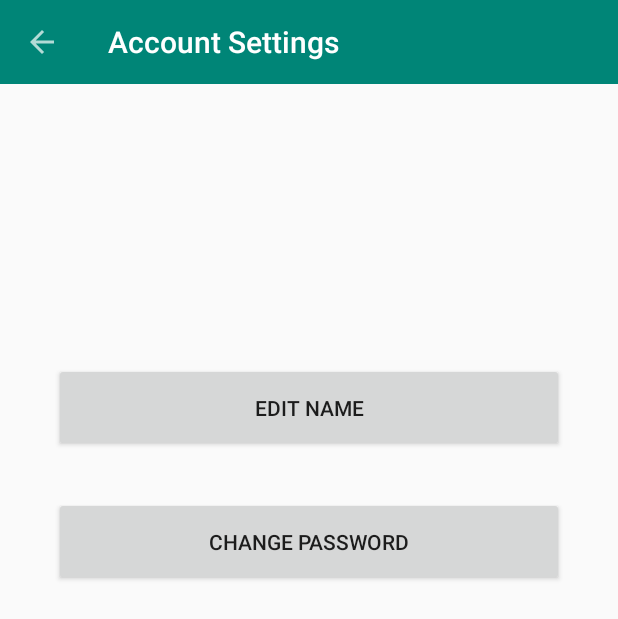
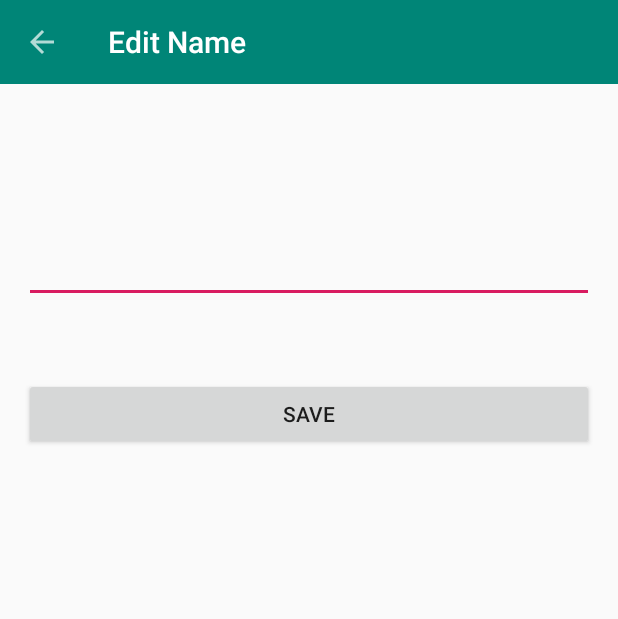
Before and after one commit to Skai2104/D3SRSAdmin, an Android app: the AccountSettingsActivity screen opened directly, with no data from a screen before it, after a tap on "EDIT NAME", on a phone screen of 412 x 824 dp. Shown: the top 619 px of the screen. Run offline under Robolectric (Android 15) with nearby library versions, the phone set to English and light mode, and no system bars; our stand-ins replace Firebase (no records; nobody signed in at launch, a user with empty details on screens opened directly).

Commit message:
Added edit name functionality

```diff
--- a/app/src/main/AndroidManifest.xml
+++ b/app/src/main/AndroidManifest.xml
@@ -15,6 +15,9 @@
         android:roundIcon="@mipmap/ic_launcher_round"
         android:supportsRtl="true"
         android:theme="@style/AppTheme">
+        <activity android:name=".EditNameActivity"></activity>
+        <activity android:name=".ChangePasswordActivity" />
+        <activity android:name=".ChangeEmailActivity" />
         <activity android:name=".UserRegistrationActivity" />
         <activity android:name=".AccountSettingsActivity" />
         <activity
--- a/app/src/main/java/com/skai2104/d3srsadmin/AccountSettingsActivity.java
+++ b/app/src/main/java/com/skai2104/d3srsadmin/AccountSettingsActivity.java
@@ -1,5 +1,6 @@
 package com.skai2104.d3srsadmin;
 
+import android.content.Intent;
 import android.support.v7.app.AppCompatActivity;
 import android.os.Bundle;
 import android.support.v7.widget.Toolbar;
@@ -7,6 +8,8 @@ import android.view.View;
 
 public class AccountSettingsActivity extends AppCompatActivity {
     private Toolbar mToolbar;
+
+    private Intent mIntent;
 
     @Override
     protected void onCreate(Bundle savedInstanceState) {
@@ -21,14 +24,24 @@ public class AccountSettingsActivity extends AppCompatActivity {
         findViewById(R.id.editNameBtn).setOnClickListener(new View.OnClickListener() {
             @Override
             public void onClick(View view) {
-                //finish();
+                mIntent = new Intent(AccountSettingsActivity.this, EditNameActivity.class);
+                startActivity(mIntent);
+            }
+        });
+
+        findViewById(R.id.changeEmailBtn).setOnClickListener(new View.OnClickListener() {
+            @Override
+            public void onClick(View view) {
+                mIntent = new Intent(AccountSettingsActivity.this, ChangeEmailActivity.class);
+                startActivity(mIntent);
             }
         });
 
         findViewById(R.id.changePasswordBtn).setOnClickListener(new View.OnClickListener() {
             @Override
             public void onClick(View view) {
-
+                mIntent = new Intent(AccountSettingsActivity.this, ChangePasswordActivity.class);
+                startActivity(mIntent);
             }
         });
     }
--- /dev/null
+++ b/app/src/main/java/com/skai2104/d3srsadmin/EditNameActivity.java
@@ -0,0 +1,96 @@
+package com.skai2104.d3srsadmin;
+
+import android.support.annotation.NonNull;
+import android.support.v7.app.AppCompatActivity;
+import android.os.Bundle;
+import android.support.v7.widget.Toolbar;
+import android.view.View;
+import android.widget.EditText;
+import android.widget.Toast;
+
+import com.google.android.gms.tasks.OnCompleteListener;
+import com.google.android.gms.tasks.OnSuccessListener;
+import com.google.android.gms.tasks.Task;
+import com.google.firebase.auth.FirebaseAuth;
+import com.google.firebase.firestore.DocumentSnapshot;
+import com.google.firebase.firestore.FirebaseFirestore;
+
+import java.util.HashMap;
+import java.util.Map;
+
+public class EditNameActivity extends AppCompatActivity {
+    private Toolbar mToolbar;
+    private EditText mNameET;
+
+    private FirebaseAuth mAuth;
+    private FirebaseFirestore mFirestore;
+
+    private String mCurrentUserId, mCurrentUserName;
+
+    @Override
+    protected void onCreate(Bundle savedInstanceState) {
+        super.onCreate(savedInstanceState);
+        setContentView(R.layout.activity_edit_name);
+
+        mNameET = findViewById(R.id.nameET);
+
+        mToolbar = findViewById(R.id.toolbar);
+        setSupportActionBar(mToolbar);
+        getSupportActionBar().setTitle("Edit Name");
+        getSupportActionBar().setDisplayHomeAsUpEnabled(true);
+
+        mAuth = FirebaseAuth.getInstance();
+        mFirestore = FirebaseFirestore.getInstance();
+
+        findViewById(R.id.saveBtn).setOnClickListener(new View.OnClickListener() {
+            @Override
+            public void onClick(View view) {
+                String name = mNameET.getText().toString().trim();
+
+                if (name.isEmpty()) {
+                    mNameET.setError("Name is required");
+                    mNameET.requestFocus();
+
+                } else {
+                    Map<String, Object> nameUpdateMap = new HashMap<>();
+                    nameUpdateMap.put("name", name);
+
+                    mFirestore.collection("Authorities").document(mCurrentUserId)
+                            .update(nameUpdateMap)
+                            .addOnCompleteListener(new OnCompleteListener<Void>() {
+                                @Override
+                                public void onComplete(@NonNull Task<Void> task) {
+                                    if (task.isSuccessful()) {
+                                        Toast.makeText(EditNameActivity.this, "Name is updated successfully!", Toast.LENGTH_SHORT).show();
+                                        finish();
+                                    }
+                                }
+                            });
+                }
+            }
+        });
+    }
+
+    @Override
+    public boolean onSupportNavigateUp() {
+        onBackPressed();
+        return true;
+    }
+
+    @Override
+    protected void onStart() {
+        super.onStart();
+
+        mCurrentUserId = mAuth.getCurrentUser().getUid();
+
+        mFirestore.collection("Authorities").document(mCurrentUserId).get()
+                .addOnSuccessListener(new OnSuccessListener<DocumentSnapshot>() {
+                    @Override
+                    public void onSuccess(DocumentSnapshot documentSnapshot) {
+                        mCurrentUserName = documentSnapshot.getString("name");
+
+                        mNameET.setText(mCurrentUserName);
+                    }
+                });
+    }
+}
--- /dev/null
+++ b/app/src/main/res/layout/activity_edit_name.xml
@@ -0,0 +1,38 @@
+<?xml version="1.0" encoding="utf-8"?>
+<RelativeLayout xmlns:android="http://schemas.android.com/apk/res/android"
+    xmlns:tools="http://schemas.android.com/tools"
+    android:layout_width="match_parent"
+    android:layout_height="match_parent"
+    tools:context=".EditNameActivity">
+
+    <include
+        layout="@layout/navigation_action_bar"
+        android:id="@+id/toolbar"
+        android:layout_width="match_parent"
+        android:layout_height="wrap_content"
+        android:layout_marginBottom="80dp"/>
+
+    <LinearLayout
+        android:layout_width="match_parent"
+        android:layout_height="wrap_content"
+        android:layout_margin="16dp"
+        android:layout_below="@+id/toolbar"
+        android:orientation="vertical">
+
+        <EditText
+            android:id="@+id/nameET"
+            android:layout_width="match_parent"
+            android:layout_height="wrap_content"
+            android:inputType="text"
+            android:textAppearance="@style/Base.TextAppearance.AppCompat.Large"/>
+
+        <Button
+            android:id="@+id/saveBtn"
+            android:layout_width="match_parent"
+            android:layout_height="wrap_content"
+            android:layout_marginTop="50dp"
+            android:text="Save"/>
+
+    </LinearLayout>
+
+</RelativeLayout>
```
Also changed, not shown: app/src/main/java/com/skai2104/d3srsadmin/ChangeEmailActivity.java (added, +13 -0 lines), app/src/main/java/com/skai2104/d3srsadmin/ChangePasswordActivity.java (added, +13 -0 lines), app/src/main/java/com/skai2104/d3srsadmin/DashboardActivity.java (+17 -12 lines), app/src/main/res/layout/activity_account_settings.xml (+9 -1 lines), app/src/main/res/layout/activity_change_email.xml (added, +8 -0 lines), app/src/main/res/layout/activity_change_password.xml (added, +8 -0 lines).
